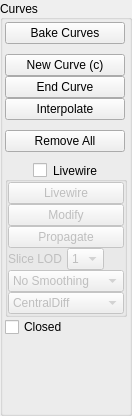
Old version of the form tools/paint/curvesmenu.ui in the repository nci/drishti.
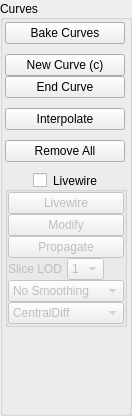
New version of the form.

Patch:
```diff
--- a/tools/paint/curvesmenu.ui
+++ b/tools/paint/curvesmenu.ui
@@ -179,6 +179,22 @@
           </property>
          </widget>
         </item>
+        <item>
+         <spacer name="verticalSpacer_5">
+          <property name="orientation">
+           <enum>Qt::Vertical</enum>
+          </property>
+          <property name="sizeType">
+           <enum>QSizePolicy::Minimum</enum>
+          </property>
+          <property name="sizeHint" stdset="0">
+           <size>
+            <width>20</width>
+            <height>10</height>
+           </size>
+          </property>
+         </spacer>
+        </item>
         <item>
          <widget class="QPushButton" name="morphcurves">
           <property name="maximumSize">
@@ -488,13 +504,6 @@
           </layout>
          </widget>
         </item>
-        <item>
-         <widget class="QCheckBox" name="closed">
-          <property name="text">
-           <string>Closed</string>
-          </property>
-         </widget>
-        </item>
        </layout>
       </item>
       <item>
```
